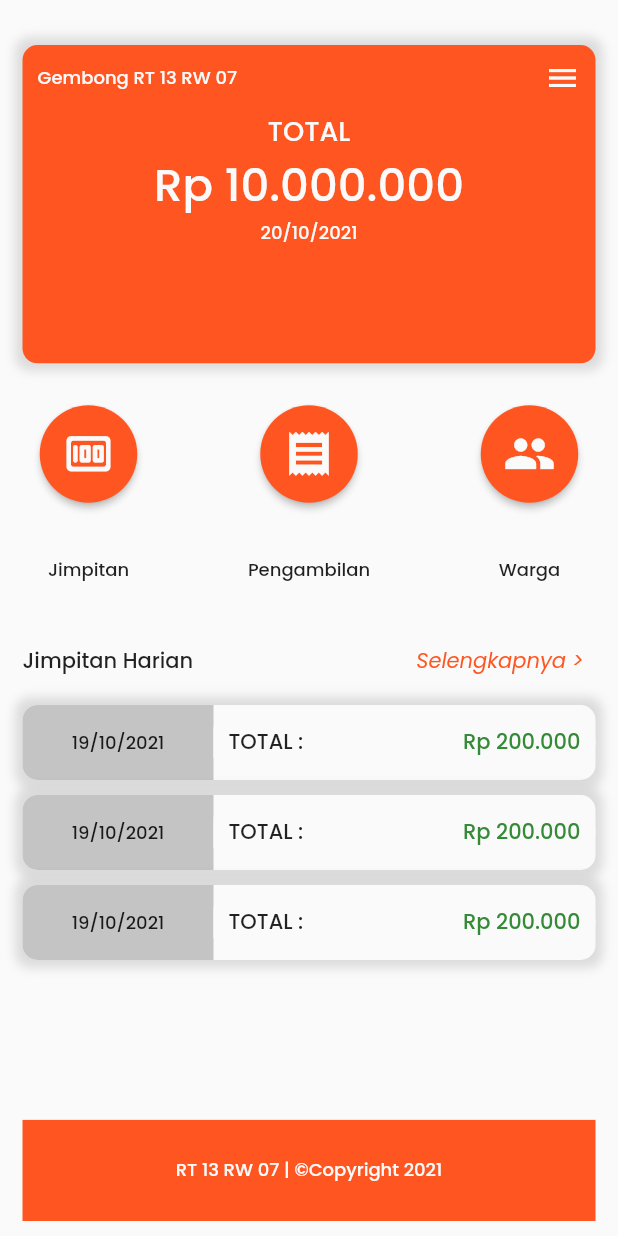
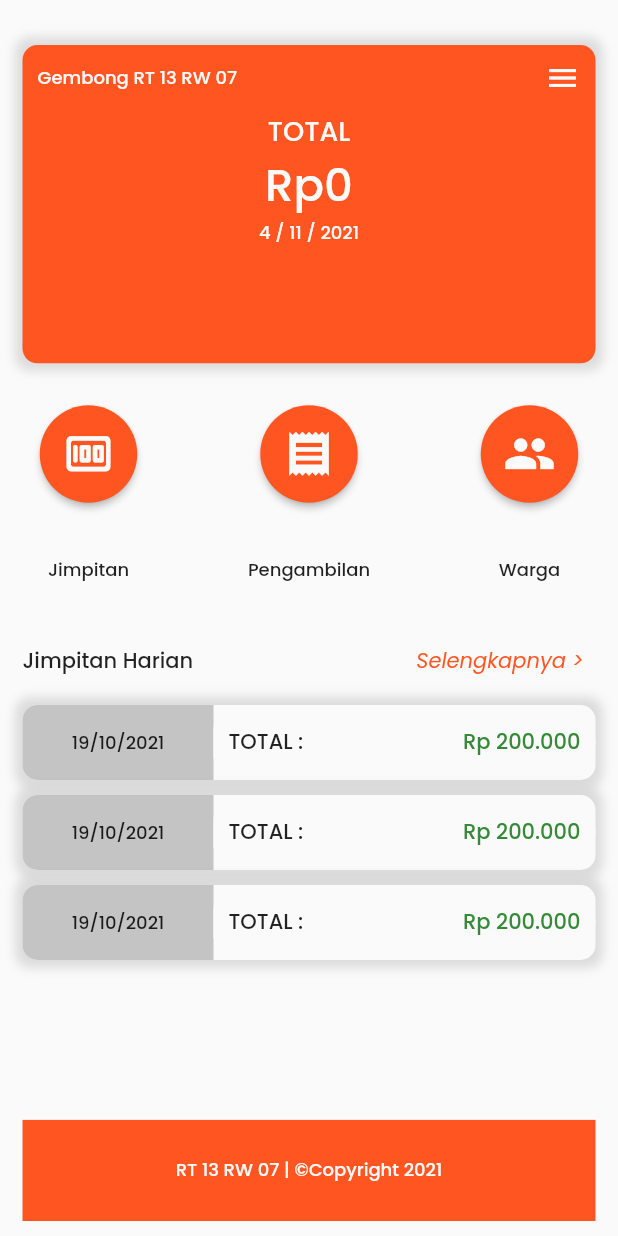
Before and after one commit to izazdhiya/jimpitan, a Flutter app: the screen it shows after launch, on a phone screen of 412 x 824 dp. Run offline on Flutter 3.47's test engine with Material 2 defaults, Android fonts, the light colour scheme and no system bars; our stand-ins replace cloud_firestore, firebase_core, google_fonts; missing offline and left inert: cloud_firestore_web, firebase_core_web; accounts and stored records are empty.

Commit message:
Update dashboard.dart

```diff
--- a/lib/view/dashboard.dart
+++ b/lib/view/dashboard.dart
@@ -1,5 +1,7 @@
+import 'package:cloud_firestore/cloud_firestore.dart';
 import 'package:flutter/material.dart';
 import 'package:google_fonts/google_fonts.dart';
+import 'package:intl/intl.dart';
 import 'package:jimpitan/view/jimpitan.dart';
 import 'package:jimpitan/view/pengambilan.dart';
 import 'package:jimpitan/view/warga.dart';
@@ -12,8 +14,13 @@ class Dashboard extends StatefulWidget {
 }
 
 class _DashboardState extends State<Dashboard> {
+  static var today = DateTime.now();
+  String date = '${today.day} / ${today.month} / ${today.year}';
+
   @override
   Widget build(BuildContext context) {
+    FirebaseFirestore firestore = FirebaseFirestore.instance;
+    CollectionReference jimpitan = firestore.collection('jimpitan');
     Size screenSize = MediaQuery.of(context).size;
     int heightSize = screenSize.height.toInt();
     int widthSize = screenSize.width.toInt();
@@ -75,14 +82,48 @@ class _DashboardState extends State<Dashboard> {
                                                     fontSize: 18,
                                                     fontWeight:
                                                         FontWeight.w500))),
-                                        Text("Rp 10.000.000",
-                                            style: GoogleFonts.poppins(
-                                                textStyle: TextStyle(
-                                                    color: Color(0xFFFAFAFA),
-                                                    fontSize: 30,
-                                                    fontWeight:
-                                                        FontWeight.w500))),
-                                        Text("20/10/2021",
+                                        StreamBuilder<QuerySnapshot>(
+                                          stream: jimpitan
+                                              .where('jumlah')
+                                              .snapshots(),
+                                          builder: (_, snapshot) {
+                                            if (snapshot.hasData) {
+                                              List myDocCount = snapshot
+                                                  .data!.docs
+                                                  .map((e) => e['jumlah'])
+                                                  .toList();
+                                              num jumlahjimpitan = 0;
+                                              for (var i in myDocCount) {
+                                                jumlahjimpitan =
+                                                    jumlahjimpitan + i;
+                                              }
+                                              return Text(
+                                                  NumberFormat.simpleCurrency(
+                                                          locale: 'id')
+                                                      .format(jumlahjimpitan),
+                                                  style: GoogleFonts.poppins(
+                                                      textStyle: TextStyle(
+                                                          color:
+                                                              Color(0xFFFAFAFA),
+                                                          fontSize: 30,
+                                                          fontWeight: FontWeight
+                                                              .w500)));
+                                            } else {
+                                              return Center(
+                                                  child: Center(
+                                                      child: Text('Rp 0',
+                                                          style: GoogleFonts.poppins(
+                                                              textStyle: TextStyle(
+                                                                  color: Color(
+                                                                      0xFFFAFAFA),
+                                                                  fontSize: 30,
+                                                                  fontWeight:
+                                                                      FontWeight
+                                                                          .w500)))));
+                                            }
+                                          },
+                                        ),
+                                        Text("$date",
                                             style: GoogleFonts.poppins(
                                                 textStyle: TextStyle(
                                                     color: Color(0xFFFAFAFA),
@@ -452,7 +493,13 @@ class _DashboardState extends State<Dashboard> {
                                                             .spaceAround,
                                                     children: [
                                               RawMaterialButton(
-                                                onPressed: () {},
+                                                onPressed: () {
+                                                  Navigator.push(
+                                                      context,
+                                                      MaterialPageRoute(
+                                                          builder: (context) =>
+                                                              Jimpitan()));
+                                                },
                                                 child: new Icon(
                                                   Icons.money_rounded,
                                                   color: Color(0xFFFAFAFA),
@@ -689,55 +736,8 @@ class _DashboardState extends State<Dashboard> {
                                   ],
                                 ))),
                       ])))
-        //Row(
-        //   children: [
-        //     Expanded(
-        //       flex: 2,
-        //       child: LayoutBuilder(
-        //         builder: (context, constraints) => Container(
-        //           color: Color(0xFFFF5521),
-        //           child: Center(
-        //             child: Text(
-        //               'View 1\n\n' +
-        //                   '[MediaQuery]:\n ${screenSize.width.toStringAsFixed(2)}\n\n' +
-        //                   '[LayoutBuilder]:\n${constraints.maxWidth.toStringAsFixed(2)}',
-        //               style: TextStyle(color: Colors.white, fontSize: 18),
-        //             ),
-        //           ),
-        //         ),
-        //       ),
-        //     ),
-        //     Expanded(
-        //       flex: 2,
-        //       child: LayoutBuilder(
-        //         builder: (context, constraints) => Container(
-        //           color: Colors.white,
-        //           child: Center(
-        //             child: Text(
-        //               'View 2\n\n' +
-        //                   '[MediaQuery]:\n ${screenSize.width.toStringAsFixed(2)}\n\n' +
-        //                   '[LayoutBuilder]:\n${constraints.maxWidth.toStringAsFixed(2)}',
-        //               style: TextStyle(color: Color(0xFFFF5521), fontSize: 18),
-        //             ),
-        //           ),
-        //         ),
-        //       ),
-        //     ),
-        //   ],
-        // ),
 
-        //     Container(
-        //   color: Color(0xFFFF5521),
-        //   child: Center(
-        //     child: Text(
-        //       'View\n\n' +
-        //           '[MediaQuery width]: ${screenSize.width.toStringAsFixed(2)}\n\n' +
-        //           '[MediaQuery height]: ${screenSize.height.toStringAsFixed(2)}\n\n' +
-        //           '[MediaQuery orientation]: $orientation',
-        //       style: TextStyle(color: Colors.white, fontSize: 18),
-        //     ),
-        //   ),
-        // ),
+
         );
   }
 }
```
